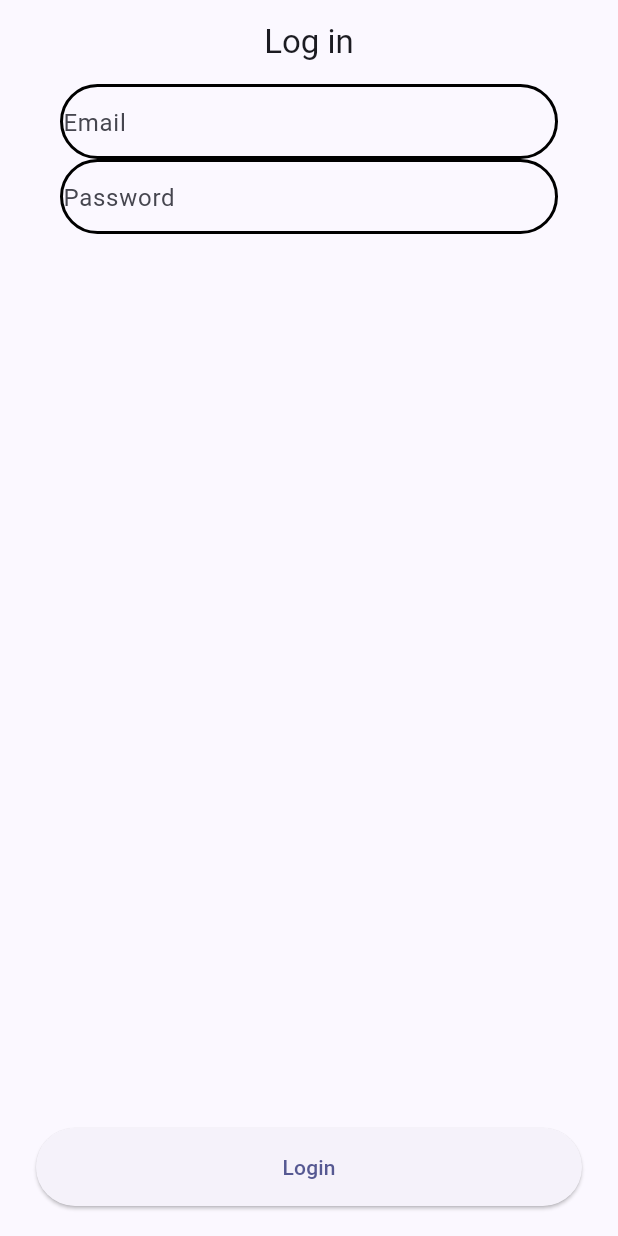
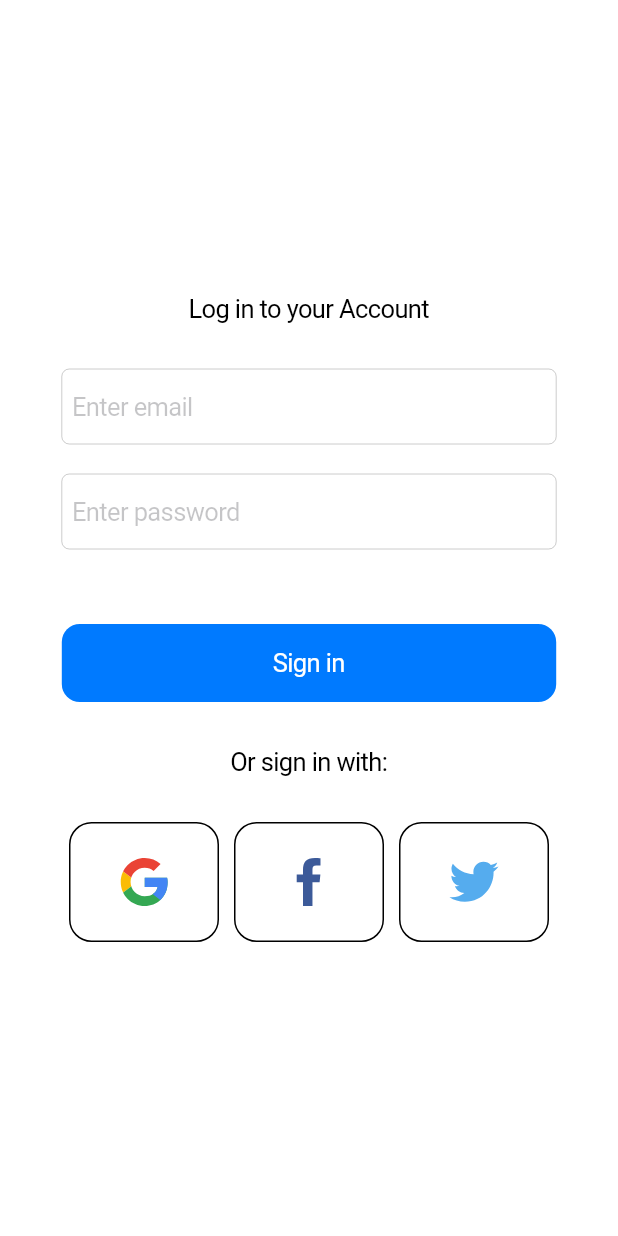
Before and after one commit to emyeeeel/MAD3-Submission-1---Catado, a Flutter app: the screen it shows after launch, on a phone screen of 412 x 824 dp. Run offline on Flutter 3.47's test engine with Material 3 defaults, Android fonts, the light colour scheme and no system bars; our stand-ins replace firebase_auth, firebase_core, flutter_svg, get_it, go_router; accounts and stored records are empty.

Commit message:
added logo svgs, used cupertino instead of material

```diff
--- a/lib/main.dart
+++ b/lib/main.dart
@@ -1,4 +1,5 @@
 import 'package:firebase_core/firebase_core.dart';
+import 'package:flutter/cupertino.dart';
 import 'package:flutter/material.dart';
 import 'package:mobile_mad3/firebase_options.dart';
 
@@ -20,14 +21,11 @@ class MainApp extends StatelessWidget {
 
   @override
   Widget build(BuildContext context) {
-    return MaterialApp.router(
+    return CupertinoApp.router(
       debugShowCheckedModeBanner: false,
       routerConfig: GlobalRouter.I.router,
       title: 'Stateful Changes Demo',
-      theme: ThemeData(
-        colorScheme: ColorScheme.fromSeed(seedColor: const Color.fromARGB(255, 62, 61, 63)),
-        useMaterial3: true,
-      ),
+      theme: const CupertinoThemeData(brightness: Brightness.light),
     );
   }
 }
--- a/lib/src/controllers/auth_controller.dart
+++ b/lib/src/controllers/auth_controller.dart
@@ -32,7 +32,7 @@ class AuthController with ChangeNotifier {
     bool isLoggedIn = await api.signUserOut();
     if (isLoggedIn) {
       state = AuthState.unauthenticated;
-      //should store session
+      //should remove session
 
       notifyListeners();
     }
--- /dev/null
+++ b/lib/src/screens/auth/email_pass.dart
@@ -0,0 +1,10 @@
+import 'package:flutter/material.dart';
+
+class SignInWithEmail extends StatelessWidget {
+  const SignInWithEmail({super.key});
+
+  @override
+  Widget build(BuildContext context) {
+    return Container();
+  }
+}
--- a/lib/src/screens/auth/login_screen.dart
+++ b/lib/src/screens/auth/login_screen.dart
@@ -1,5 +1,8 @@
+import 'package:flutter/cupertino.dart';
 import 'package:flutter/material.dart';
 import 'package:mobile_mad3/src/controllers/auth_controller.dart';
+import 'package:flutter_svg/flutter_svg.dart';
+
 
 class LoginScreen extends StatefulWidget {
 
@@ -32,63 +35,154 @@ class _LoginScreenState extends State<LoginScreen> {
 
   @override
   Widget build(BuildContext context) {
-    return Scaffold(
-      appBar: AppBar(
-        centerTitle: true,
-        automaticallyImplyLeading: false,
-        title: const Text("Log in"),
-      ),
-      body: Center(
+    return CupertinoPageScaffold(
+      // navigationBar: CupertinoNavigationBar(
+
+      //   backgroundColor: Colors.deepPurple[200],
+      //   middle: Text('Log in Screen'),
+      // ),
+      child: Center(
         child: Column(
+          mainAxisAlignment: MainAxisAlignment.center,
           children: [
-            Container(
-              width: MediaQuery.of(context).size.width - 80,
+            const Text("Log in to your Account"),
+            const SizedBox(height: 30,),
+            SizedBox(
+              width: MediaQuery.of(context).size.width * .80,
               height: 50,
-              decoration: BoxDecoration(
-                borderRadius: BorderRadius.circular(25),
-                border: Border.all(width: 2, color: Colors.black),
+              child: CupertinoTextField(
+                controller: email,
+                placeholder: "Enter email",
               ),
-              child: TextField(
-                controller: email,
-                decoration: const InputDecoration(
-                  hintText: 'Email',
-                  border: InputBorder.none,
+            ),
+            const SizedBox(height: 20,),
+            SizedBox(
+              width: MediaQuery.of(context).size.width * .80,
+              height: 50,
+              child: CupertinoTextField(
+                controller: password,
+                placeholder: "Enter password",
+                obscureText: true,
+              ),
+            ),
+            const SizedBox(height: 50,),
+            Center(
+              child: SizedBox(
+                width: MediaQuery.of(context).size.width * .80,
+                child: CupertinoButton.filled(
+                  onPressed: () {
+                    AuthController.I.logIn(email.text.trim(), password.text.trim());
+                  },
+                  child: const Text("Sign in"),
                 ),
               ),
             ),
-            Container(
-              width: MediaQuery.of(context).size.width - 80,
-              height: 50,
-              decoration: BoxDecoration(
-                borderRadius: BorderRadius.circular(25),
-                border: Border.all(width: 2, color: Colors.black),
-              ),
-              child: TextField(
-                controller: password,
-                decoration: const InputDecoration(
-                  hintText: 'Password',
-                  border: InputBorder.none,
+            const SizedBox(height: 30,),
+            const Text("Or sign in with:"),
+            const SizedBox(height: 30,),
+            Row(
+              children: [
+                const Spacer(),
+                Container(
+                  width: 100,
+                  height: 80,
+                  decoration: BoxDecoration(
+                    borderRadius: BorderRadius.circular(15),
+                    border: Border.all(width: 1, color: Colors.black)
+                  ),
+                  child: SvgPicture.asset('lib/src/assets/logos/google_logo.svg', fit: BoxFit.scaleDown,),
                 ),
-              ),
+                const SizedBox(width: 10,),
+                Container(
+                  width: 100,
+                  height: 80,
+                  decoration: BoxDecoration(
+                    borderRadius: BorderRadius.circular(15),
+                    border: Border.all(width: 1, color: Colors.black)
+                  ),
+                  child: SvgPicture.asset('lib/src/assets/logos/facebook_logo.svg', fit: BoxFit.scaleDown,),
+                ),
+                const SizedBox(width: 10,),
+                Container(
+                  width: 100,
+                  height: 80,
+                  decoration: BoxDecoration(
+                    borderRadius: BorderRadius.circular(15),
+                    border: Border.all(width: 1, color: Colors.black)
+                  ),
+                  child: SvgPicture.asset('lib/src/assets/logos/twitter_logo.svg', fit: BoxFit.scaleDown,),
+                ),
+                const Spacer(),
+              ],
             )
           ],
         ),
-      ),
-      bottomNavigationBar: SafeArea(
-        child: Padding(
-          padding: const EdgeInsets.fromLTRB(0,0,0,20),
-          child: Container(
-            margin: const EdgeInsets.symmetric(horizontal: 24),
-            height: 52,
-            child: ElevatedButton(
-              onPressed: () {
-                AuthController.I.logIn(email.text.trim(), password.text.trim());
-              },
-              child: const Text("Login"),
-            ),
-          ),
-        ),
-      ),
+      )
     );
+    // return Scaffold(
+    //   appBar: AppBar(
+    //     centerTitle: true,
+    //     automaticallyImplyLeading: false,
+    //     title: const Text("Log in"),
+    //   ),
+    //   body: Center(
+    //     child: Column(
+    //       children: [
+    //         Container(
+    //           width: MediaQuery.of(context).size.width - 80,
+    //           height: 50,
+    //           decoration: BoxDecoration(
+    //             borderRadius: BorderRadius.circular(25),
+    //             border: Border.all(width: 2, color: Colors.black),
+    //           ),
+    //           child: Padding(
+    //             padding: const EdgeInsets.fromLTRB(20,0,0,0),
+    //             child: TextField(
+    //               controller: email,
+    //               decoration: const InputDecoration(
+    //                 hintText: 'Email',
+    //                 border: InputBorder.none,
+    //               ),
+    //             ),
+    //           ),
+    //         ),
+    //         const SizedBox(height: 20,),
+    //         Container(
+    //           width: MediaQuery.of(context).size.width - 80,
+    //           height: 50,
+    //           decoration: BoxDecoration(
+    //             borderRadius: BorderRadius.circular(25),
+    //             border: Border.all(width: 2, color: Colors.black),
+    //           ),
+    //           child: Padding(
+    //             padding: const EdgeInsets.fromLTRB(20,0,0,0),
+    //             child: TextField(
+    //               controller: password,
+    //               decoration: const InputDecoration(
+    //                 hintText: 'Password',
+    //                 border: InputBorder.none,
+    //               ),
+    //             ),
+    //           ),
+    //         ),
+    //       ],
+    //     ),
+    //   ),
+    //   bottomNavigationBar: SafeArea(
+    //     child: Padding(
+    //       padding: const EdgeInsets.fromLTRB(0,0,0,20),
+    //       child: Container(
+    //         margin: const EdgeInsets.symmetric(horizontal: 24),
+    //         height: 52,
+    //         child: ElevatedButton(
+    //           onPressed: () {
+    //             AuthController.I.logIn(email.text.trim(), password.text.trim());
+    //           },
+    //           child: const Text("Log in"),
+    //         ),
+    //       ),
+    //     ),
+    //   ),
+    // );
   }
 }
--- a/lib/src/screens/home/profile.dart
+++ b/lib/src/screens/home/profile.dart
@@ -14,7 +14,7 @@ class ProfileScreen extends StatelessWidget {
       mainAxisAlignment: MainAxisAlignment.center,
       crossAxisAlignment: CrossAxisAlignment.center,
        children: [
-         Center(child: Text("Profile")),
+         const Center(child: Text("Profile")),
          ElevatedButton(
           onPressed: (){
             AuthController.I.logOut();
--- a/lib/src/screens/home/wrapper.dart
+++ b/lib/src/screens/home/wrapper.dart
@@ -1,5 +1,6 @@
+import 'package:flutter/cupertino.dart';
 import 'package:flutter/material.dart';
-
+import 'package:mobile_mad3/src/screens/home/profile.dart';
 import '../../routing/router.dart';
 import 'home_screen.dart';
 
@@ -12,18 +13,18 @@ class HomeWrapper extends StatefulWidget {
 }
 
 class _HomeWrapperState extends State<HomeWrapper> {
-
   int index = 0;
 
   List<String> routes = [HomeScreen.route, "/profile"];
 
   @override
   Widget build(BuildContext context) {
-    return Scaffold(
-      body: widget.child ?? const Placeholder(),
-        bottomNavigationBar: BottomNavigationBar(
-        // showSelectedLabels: false,
-        // showUnselectedLabels: false,
+    return CupertinoTabScaffold(
+      tabBar: CupertinoTabBar(
+        items: const [
+          BottomNavigationBarItem(icon: Icon(CupertinoIcons.home), label: "Home"),
+          BottomNavigationBarItem(icon: Icon(CupertinoIcons.profile_circled), label: "Profile"),
+        ],
         currentIndex: index,
         onTap: (i) {
           setState(() {
@@ -31,11 +32,21 @@ class _HomeWrapperState extends State<HomeWrapper> {
             GlobalRouter.I.router.go(routes[i]);
           });
         },
-        items: const [
-          BottomNavigationBarItem(icon: Icon(Icons.home), label: "Home"),
-          BottomNavigationBarItem(icon: Icon(Icons.person), label: "Profile"),
-        ],
       ),
+      tabBuilder: (BuildContext context, int index) {
+        Widget? selectedScreen;
+        switch (index) {
+          case 0:
+            selectedScreen = const HomeScreen();
+            break;
+          case 1:
+            selectedScreen = const ProfileScreen();
+            break;
+          default:
+            selectedScreen = Container();
+        }
+        return CupertinoTabView(builder: (BuildContext context) => selectedScreen!);
+      },
     );
   }
 }
--- a/pubspec.yaml
+++ b/pubspec.yaml
@@ -11,6 +11,7 @@ dependencies:
   firebase_core: ^3.1.0
   flutter:
     sdk: flutter
+  flutter_svg: ^2.0.10+1
   get_it: ^7.7.0
   go_router: ^14.2.0
 
@@ -21,3 +22,8 @@ dev_dependencies:
 
 flutter:
   uses-material-design: true
+
+  assets:
+    - lib/src/assets/logos/google_logo.svg
+    - lib/src/assets/logos/facebook_logo.svg
+    - lib/src/assets/logos/twitter_logo.svg
```
Also changed, not shown: lib/src/assets/logos/facebook_logo.svg (added), lib/src/assets/logos/google_logo.svg (added), lib/src/assets/logos/twitter_logo.svg (added), pubspec.lock.
